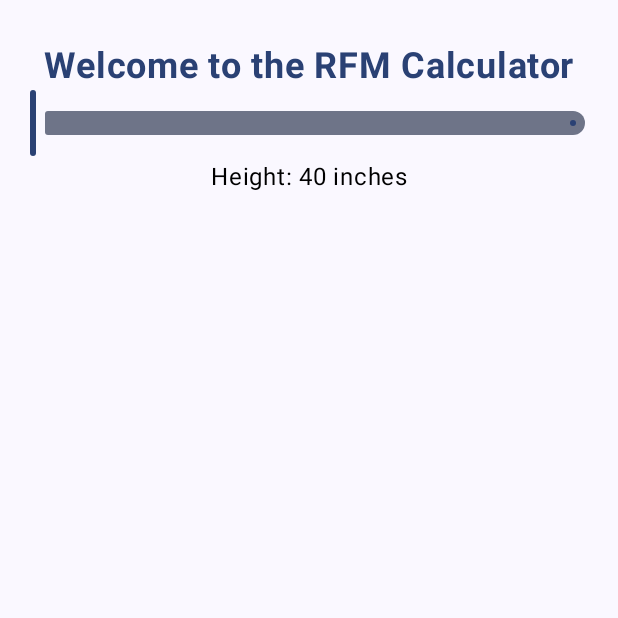
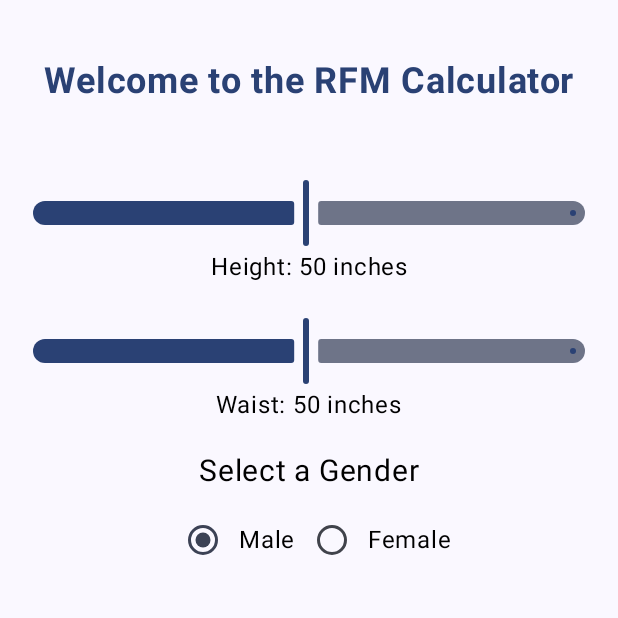
Before and after one commit to CarterChamberlin/Android-Labs, an Android app built with Jetpack Compose: the screen it shows after launch (MainActivity), on a phone screen of 412 x 824 dp, the top half of it. Run offline under Robolectric (Android 15) with nearby library versions, the phone set to English and light mode, and no system bars.

Commit message:
Continued Lab 1

```diff
--- a/Lab 1/app/src/main/java/com/example/lab1/MainActivity.kt
+++ b/Lab 1/app/src/main/java/com/example/lab1/MainActivity.kt
@@ -1,18 +1,27 @@
 package com.example.lab1
 
 import android.os.Bundle
+import android.widget.RadioButton
+import android.widget.Space
 import androidx.activity.ComponentActivity
 import androidx.activity.compose.setContent
+import androidx.compose.foundation.interaction.MutableInteractionSource
 import androidx.compose.foundation.layout.Arrangement
 import androidx.compose.foundation.layout.Column
+import androidx.compose.foundation.layout.Row
 import androidx.compose.foundation.layout.Spacer
 import androidx.compose.foundation.layout.fillMaxSize
 import androidx.compose.foundation.layout.fillMaxWidth
 import androidx.compose.foundation.layout.height
 import androidx.compose.foundation.layout.padding
+import androidx.compose.foundation.layout.size
 import androidx.compose.foundation.layout.width
+import androidx.compose.material3.Card
 import androidx.compose.material3.MaterialTheme
 import androidx.compose.material3.OutlinedButton
+import androidx.compose.material3.RadioButton
+import androidx.compose.material3.RadioButtonColors
+import androidx.compose.material3.RadioButtonDefaults
 import androidx.compose.material3.Slider
 import androidx.compose.material3.Surface
 import androidx.compose.material3.Text
@@ -24,6 +33,8 @@ import androidx.compose.runtime.setValue
 import androidx.compose.ui.Alignment
 import androidx.compose.ui.Modifier
 import androidx.compose.ui.graphics.Color
+import androidx.compose.ui.layout.VerticalAlignmentLine
+import androidx.compose.ui.semantics.Role
 import androidx.compose.ui.semantics.contentDescription
 import androidx.compose.ui.semantics.semantics
 import androidx.compose.ui.text.font.FontWeight
@@ -34,6 +45,12 @@ import com.example.lab1.ui.theme.Lab1Theme
 import org.intellij.lang.annotations.JdkConstants.HorizontalAlignment
 
 class MainActivity : ComponentActivity() {
+
+    /*object Gender {
+        const val male = "Male"
+        const val female = "Female"
+    }*/
+
     override fun onCreate(savedInstanceState: Bundle?) {
         super.onCreate(savedInstanceState)
         setContent {
@@ -49,14 +66,20 @@ class MainActivity : ComponentActivity() {
                     modifier = Modifier
                         .fillMaxSize()
                         .padding(20.dp),
+                    //verticalArrangement = Arrangement.Center,
                     horizontalAlignment = Alignment.CenterHorizontally
                 ) {
-                    Spacer(modifier = Modifier.height(10.dp))
+                    Spacer(modifier = Modifier.height(20.dp))
                     TitleText()
-                    HeightSlider()
+                    Spacer(modifier = Modifier.height(50.dp))
+                    var height = SizeSlider(measurement = "Height")
+                    Spacer(modifier = Modifier.height(20.dp))
+                    var waist = SizeSlider(measurement = "Waist")
+                    Spacer(modifier = Modifier.height(20.dp))
+                    var gender = GenderSelect()
+
 
                 }
-
             }
         }
     }
@@ -73,21 +96,70 @@ fun TitleText() {
 }
 
 @Composable
-fun HeightSlider() {
-    var sliderPosition by remember { mutableStateOf(40f) }
+fun SizeSlider(measurement: String): Int {
+    var sliderPosition by remember { mutableStateOf(50f) }
     Slider(
         modifier = Modifier.semantics { contentDescription = "Localized Description" },
         value = sliderPosition,
         onValueChange = { sliderPosition = it },
-        valueRange = 40f..80f,
+        valueRange = 1f..100f,
         onValueChangeFinished = {
-            // launch some business logic update with the state you hold
-            // viewModel.updateSelectedSliderValue(sliderPosition)
         },
-        //steps = 100
+        )
+    var stepInt = (sliderPosition).toInt()
+    Text(text = "$measurement: $stepInt inches")
+    return stepInt
+}
+object Gender {
+    const val male = "Male"
+    const val female = "Female"
+}
+@Composable
+fun GenderSelect(): Int {
+    val selectedGender = remember {
+        mutableStateOf(Gender.male)
+    }
+    Text(
+        text = "Select a Gender",
+        fontSize = 20.sp
+    )
+    Spacer(modifier = Modifier.size(10.dp))
+    Row (
+        verticalAlignment = Alignment.CenterVertically
+    ) {
+        RadioButton(
+            selected = selectedGender.value == Gender.male,
+            onClick = { selectedGender.value = Gender.male },
+            colors = RadioButtonDefaults.colors(MaterialTheme.colorScheme.secondary),
 
-    )
-    var stepInt = (sliderPosition).toInt()
+        )
+        Text(Gender.male)
+        RadioButton(
+            selected = selectedGender.value == Gender.female,
+            onClick = { selectedGender.value = Gender.female },
+            colors = RadioButtonDefaults.colors(MaterialTheme.colorScheme.secondary)
+        )
+        Text(Gender.female)
+    }
+    if(selectedGender.value == Gender.male) {
+        return 0
+    }
+    else {
+        return 1
+    }
+}
 
-    Text(text = "Height: $stepInt inches")
+@Composable
+fun calculateRFM(height: Int, waist: Int, gender: Int) {
+    var fatMass = 0
+    var fatRange = ""
+
+    fatMass = (64 - (20 * (height / waist)) + (12 * gender))
+
+    if (gender == 0) {
+        if((0 <= fatMass) && (fatMass < 8)) {
+            fatRange = "Underfat"
+        }
+
+    }
 }
--- a/Lab 1/build.gradle
+++ b/Lab 1/build.gradle
@@ -1,6 +1,6 @@
 // Top-level build file where you can add configuration options common to all sub-projects/modules.
 plugins {
-    id 'com.android.application' version '8.0.0-beta03' apply false
-    id 'com.android.library' version '8.0.0-beta03' apply false
+    id 'com.android.application' version '8.0.0-beta04' apply false
+    id 'com.android.library' version '8.0.0-beta04' apply false
     id 'org.jetbrains.kotlin.android' version '1.7.20' apply false
 }
```
Also changed, not shown: Lab 1/gradle/wrapper/gradle-wrapper.properties.
